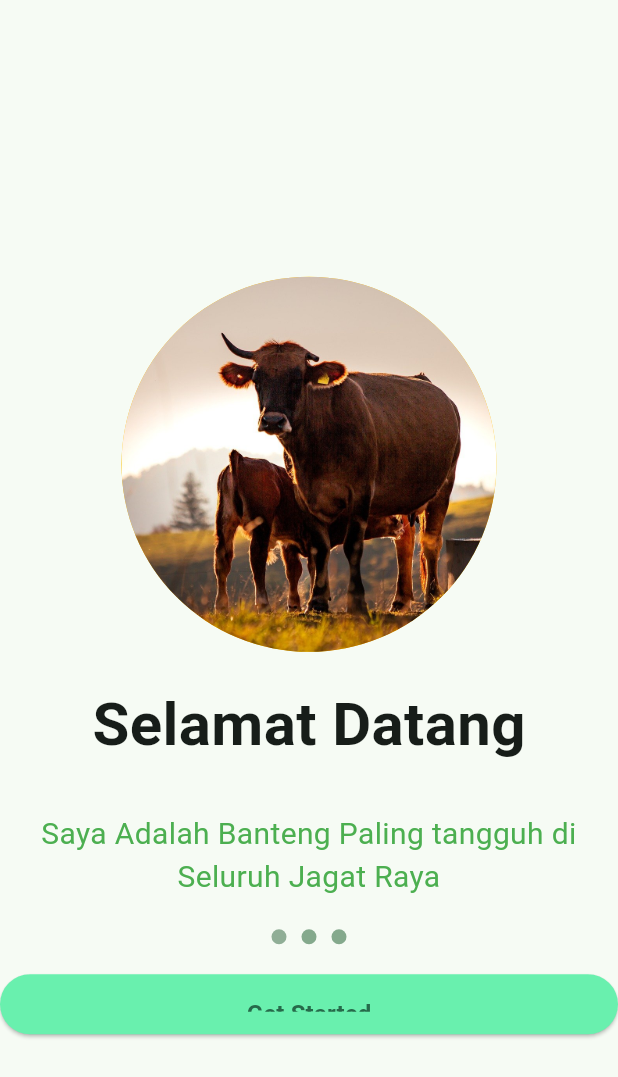
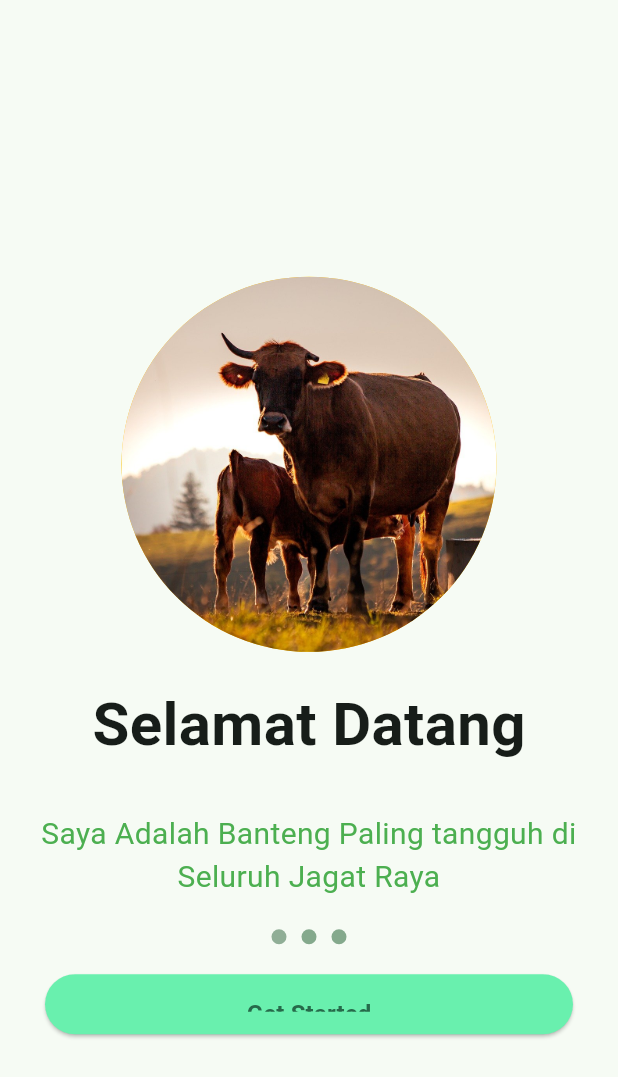
Before and after one commit to yaseumine/flutter_week5, a Flutter app: the screen it shows after launch, on a phone screen of 412 x 824 dp. Shown: the top 1077 px of the screen. Run offline on Flutter 3.47's test engine with Material 3 defaults, Android fonts, the light colour scheme and no system bars.

Commit message:
membuat button supaya dibatasi dengan margin

```diff
--- a/lib/screen/splash_screen_1.dart
+++ b/lib/screen/splash_screen_1.dart
@@ -72,6 +72,7 @@ class SplashScreen1 extends StatelessWidget {
             ),
             const SizedBox(height: 20),
             Container(
+              margin: EdgeInsets.only(left: 30, right: 30),
               child: SizedBox(
                 height: 40,
                 width: double.infinity,
```
